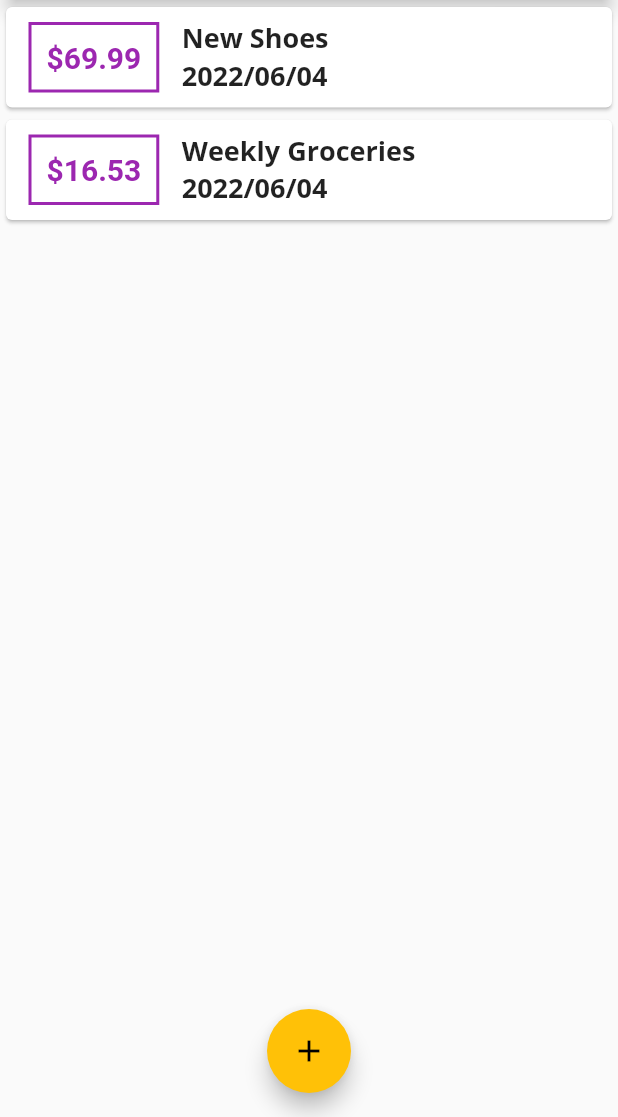
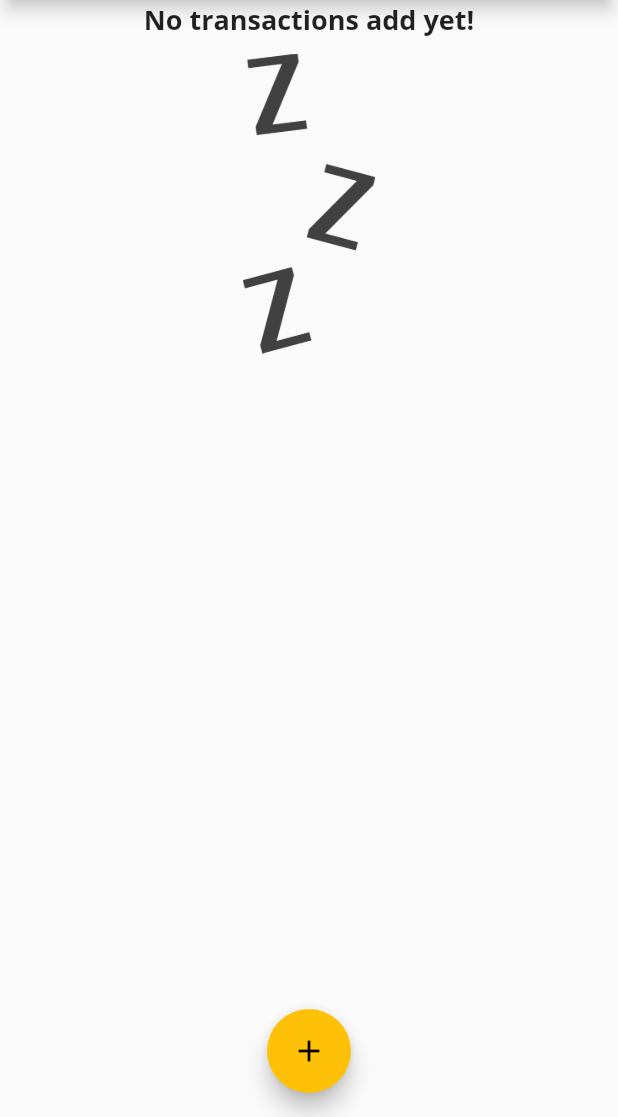
Before and after one commit to godo129/Flutter_Expense_App, a Flutter app: the screen it shows after launch, on a phone screen of 412 x 824 dp, the part 119-1236 px from its top. Run offline on Flutter 3.47's test engine with Material 2 defaults, Android fonts, the phone set to English and light mode, and no system bars; Roboto replaces fonts that are missing (Open Sans).

```diff
--- a/lib/main.dart
+++ b/lib/main.dart
@@ -44,18 +44,18 @@
   // String titleInput;
 
   final List<Transaction> _userTransactions = [
-    Transaction(
-      id: 't1',
-      title: 'New Shoes',
-      amount: 69.99,
-      date: DateTime.now(),
-    ),
-    Transaction(
-      id: 't2',
-      title: 'Weekly Groceries',
-      amount: 16.53,
-      date: DateTime.now(),
-    ),
+    // Transaction(
+    //   id: 't1',
+    //   title: 'New Shoes',
+    //   amount: 69.99,
+    //   date: DateTime.now(),
+    // ),
+    // Transaction(
+    //   id: 't2',
+    //   title: 'Weekly Groceries',
+    //   amount: 16.53,
+    //   date: DateTime.now(),
+    // ),
   ];
 
   void _addNewTransaction(String txTitle, double txAmount) {
--- a/lib/widgets/transaction_list.dart
+++ b/lib/widgets/transaction_list.dart
@@ -12,13 +12,32 @@
   Widget build(BuildContext context) {
     return Container(
       height: 450,
-      child: ListView.builder(
-        itemBuilder: (ctx,index) {
+      child: transactions.isEmpty
+          ? Column(
+              children: <Widget>[
+                Text(
+                  'No transactions add yet!',
+                  style: Theme.of(context).textTheme.titleMedium,
+                ),
+                SizedBox(
+                  height: 10,
+                ),
+                Container(
+                  height: 200,
+                  child: Image.asset(
+                  'assets/images/waiting.png',
+                  fit: BoxFit.cover,
+                )),
+              ],
+            )
+          : ListView.builder(
+              itemBuilder: (ctx, index) {
                 return Card(
                     child: Row(
                   children: <Widget>[
                     Container(
-              margin: EdgeInsets.symmetric(vertical: 10, horizontal: 15),
+                      margin:
+                          EdgeInsets.symmetric(vertical: 10, horizontal: 15),
                       decoration: BoxDecoration(
                         border: Border.all(
                           color: Theme.of(context).primaryColor,
@@ -38,12 +57,13 @@
                     Column(
                       crossAxisAlignment: CrossAxisAlignment.start,
                       children: <Widget>[
-                Text(transactions[index].title,
-                    style:
-                        Theme.of(context).textTheme.titleMedium,
+                        Text(
+                          transactions[index].title,
+                          style: Theme.of(context).textTheme.titleMedium,
                         ),
                         Text(
-                  DateFormat('yyyy/MM/dd').format(transactions[index].date),
+                          DateFormat('yyyy/MM/dd')
+                              .format(transactions[index].date),
                           style: Theme.of(context).textTheme.titleMedium,
                         )
                       ],
--- a/pubspec.yaml
+++ b/pubspec.yaml
@@ -46,7 +46,8 @@
   uses-material-design: true
 
   # To add assets to your application, add an assets section, like this:
-  # assets:
+  assets:
+    - assets/images/waiting.png
   #   - images/a_dot_burr.jpeg
   #   - images/a_dot_ham.jpeg
 
```
Also changed, not shown: lib/widgets/chart.dart (added, +47 -0 lines), assets/images/waiting.png (added). Lines whose indentation alone changed are shown as unchanged.
